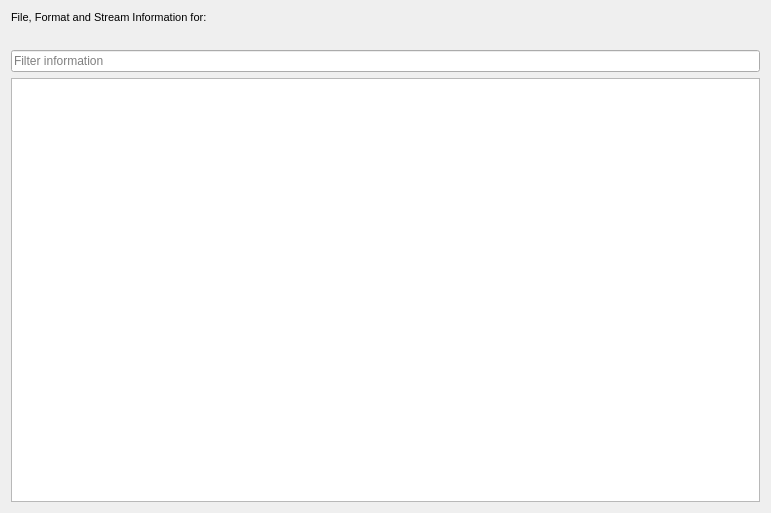
First picture: the form in src/Media/widgets/mediainfowidget.ui, repository keshavbhatt/formatforge, before the edit.
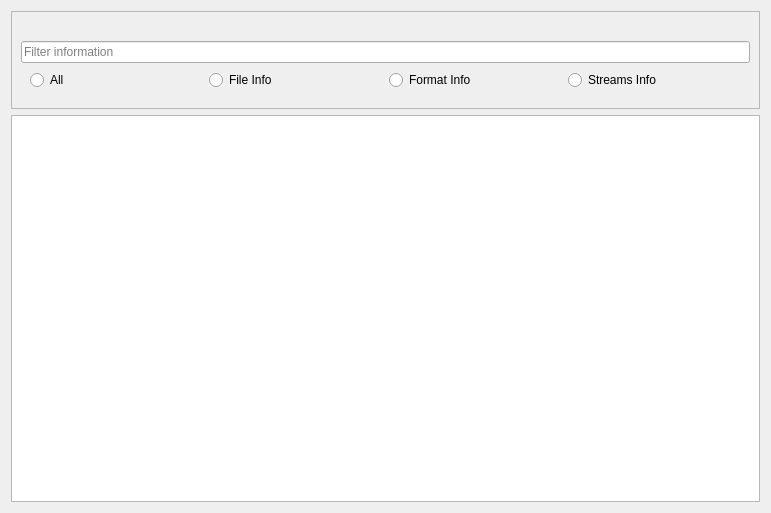
Second picture: the form after the edit.

Commit message:
feat: add quick filter presets in media info
plus other improvements

What changed in the file:
```diff
--- a/src/Media/widgets/mediainfowidget.ui
+++ b/src/Media/widgets/mediainfowidget.ui
@@ -15,20 +15,22 @@
   </property>
   <layout class="QVBoxLayout" name="verticalLayout">
    <item>
-    <widget class="QLabel" name="label">
+    <widget class="QFrame" name="frame_2">
+     <property name="frameShape">
+      <enum>QFrame::StyledPanel</enum>
+     </property>
+     <property name="frameShadow">
+      <enum>QFrame::Raised</enum>
+     </property>
+     <layout class="QVBoxLayout" name="verticalLayout_3">
+      <item>
+       <widget class="QLabel" name="filePathLabel">
      <property name="font">
       <font>
-       <pointsize>8</pointsize>
+          <bold>true</bold>
       </font>
      </property>
      <property name="text">
-      <string>File, Format and Stream Information for:</string>
-     </property>
-    </widget>
-   </item>
-   <item>
-    <widget class="QLabel" name="filePathLabel">
-     <property name="text">
       <string/>
      </property>
      <property name="wordWrap">
@@ -44,6 +46,52 @@
      <property name="clearButtonEnabled">
       <bool>true</bool>
      </property>
+       </widget>
+      </item>
+      <item>
+       <widget class="QFrame" name="filterRbFrame">
+        <property name="frameShape">
+         <enum>QFrame::NoFrame</enum>
+        </property>
+        <property name="frameShadow">
+         <enum>QFrame::Plain</enum>
+        </property>
+        <layout class="QHBoxLayout" name="horizontalLayout">
+         <property name="topMargin">
+          <number>1</number>
+         </property>
+         <item>
+          <widget class="QRadioButton" name="allRb">
+           <property name="text">
+            <string>All</string>
+           </property>
+          </widget>
+         </item>
+         <item>
+          <widget class="QRadioButton" name="fileRb">
+           <property name="text">
+            <string>File Info</string>
+           </property>
+          </widget>
+         </item>
+         <item>
+          <widget class="QRadioButton" name="formatRb">
+           <property name="text">
+            <string>Format Info</string>
+           </property>
+          </widget>
+         </item>
+         <item>
+          <widget class="QRadioButton" name="streamRb">
+           <property name="text">
+            <string>Streams Info</string>
+           </property>
+          </widget>
+         </item>
+        </layout>
+       </widget>
+      </item>
+     </layout>
     </widget>
    </item>
    <item>
```
Left out of the diff: 3 changed lines with no effect on the pictures. Lines whose indentation alone changed are shown as unchanged. The commit also changes 5 other files.
